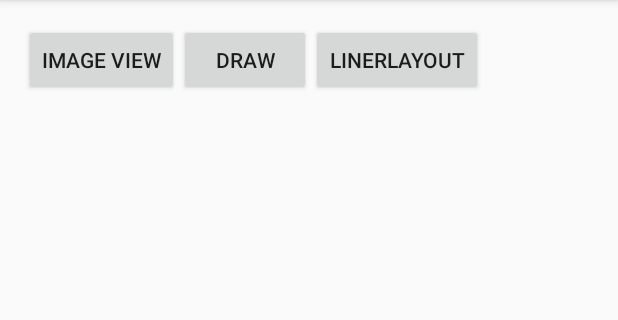
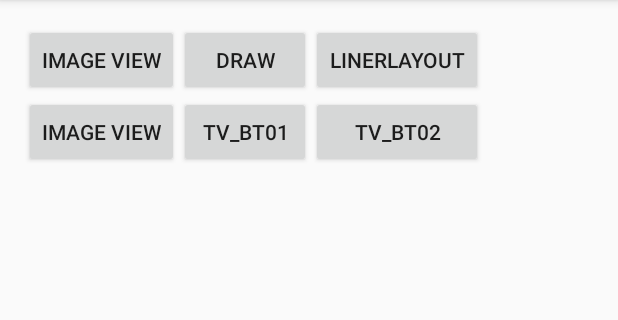
Before and after one commit to edenhub/CrazyAndroid, an Android app: the screen it shows after launch (MainActivity), on a phone screen of 412 x 824 dp, the part 84-404 px from its top. Run offline under Robolectric (Android 15) with nearby library versions, the light colour scheme and no system bars.

Commit message:
textview

```diff
--- a/app/src/main/java/example/adam/pri/crazyandroid/MainActivity.java
+++ b/app/src/main/java/example/adam/pri/crazyandroid/MainActivity.java
@@ -9,6 +9,8 @@ import android.view.View;
 import android.widget.Button;
 import android.widget.LinearLayout;
 import android.widget.RelativeLayout;
+import android.widget.TableLayout;
+import android.widget.TableRow;
 
 
 public class MainActivity extends ActionBarActivity {
@@ -21,7 +23,7 @@ public class MainActivity extends ActionBarActivity {
         super.onCreate(savedInstanceState);
         setContentView(R.layout.activity_main);
 
-        LinearLayout root = (LinearLayout)findViewById(R.id.main_layout_ch02_01);
+        TableRow root = (TableRow)findViewById(R.id.main_layout_ch02_01);
 
         ch02_imageView_bt = (Button) findViewById(R.id.ch02_imageView_bt);
 
@@ -53,6 +55,33 @@ public class MainActivity extends ActionBarActivity {
         });
         root.addView(ch02_linearlayout_bt);
 
+        Button ch02_framelayout_bt = (Button) findViewById(R.id.ch02_framelayout_bt);
+        ch02_framelayout_bt.setOnClickListener(new View.OnClickListener() {
+            @Override
+            public void onClick(View v) {
+                Intent intent = new Intent(MainActivity.this,ch02_framelayout_activity.class);
+                startActivity(intent);
+            }
+        });
+
+        Button ch02_textview_bt01 = (Button)findViewById(R.id.ch02_textview_bt01);
+        ch02_textview_bt01.setOnClickListener(new View.OnClickListener() {
+            @Override
+            public void onClick(View v) {
+                Intent intent = new Intent(MainActivity.this,ch02_textview01_activity.class);
+                startActivity(intent);
+            }
+        });
+
+        Button ch02_textview_bt02 = (Button)findViewById(R.id.ch02_textview_bt02);
+        ch02_textview_bt02.setOnClickListener(new View.OnClickListener() {
+            @Override
+            public void onClick(View v) {
+                Intent intent = new Intent(MainActivity.this,ch02_textview02_activity.class);
+                startActivity(intent);
+            }
+        });
+
     }
 
 
--- a/app/src/main/res/layout/activity_main.xml
+++ b/app/src/main/res/layout/activity_main.xml
@@ -10,11 +10,15 @@
     <!--<TextView android:text="@string/hello_world" android:layout_width="wrap_content"-->
         <!--android:layout_height="wrap_content" />-->
 
-    <LinearLayout
+    <TableLayout
         android:layout_width="fill_parent"
         android:layout_height="fill_parent"
-        android:id="@+id/main_layout_ch02_01"
+        android:id="@+id/main_layout_ch02"
         android:orientation="horizontal">
+       <TableRow
+           android:layout_width="fill_parent"
+           android:layout_height="wrap_content"
+           android:id="@+id/main_layout_ch02_01">
            <Button android:id="@+id/ch02_imageView_bt"
                android:text="image view"
                android:layout_width="wrap_content"
@@ -24,7 +28,37 @@
                android:text="draw"
                android:layout_width="wrap_content"
                android:layout_height="wrap_content"/>
-     </LinearLayout>
+       </TableRow>
+
+        <!--<TableRow-->
+            <!--android:layotu_width="fill_parent"-->
+            <!--android:layout_height="wrap_content"-->
+            <!--android:id="@+id/main_layout_ch02_02">-->
+            <!--<Button-->
+                <!--android:id="@+id/ch02_framelayout_bt"-->
+                <!--android:text="draw"-->
+                <!--android:layout_width="wrap_content"-->
+                <!--android:layout_height="wrap_content"/>-->
+            <!--</TableRow>-->
+
+        <TableRow
+            android:layout_width="fill_parent"
+            android:layout_height="wrap_content"
+            android:id="@+id/main_layout_ch02_02">
+            <Button android:id="@+id/ch02_framelayout_bt"
+                android:text="image view"
+                android:layout_width="wrap_content"
+                android:layout_height="wrap_content"/>
+            <Button android:id="@+id/ch02_textview_bt01"
+                android:text="tv_bt01"
+                android:layout_width="wrap_content"
+                android:layout_height="wrap_content"/>
+            <Button android:id="@+id/ch02_textview_bt02"
+                android:text="tv_bt02"
+                android:layout_width="wrap_content"
+                android:layout_height="wrap_content"/>
+        </TableRow>
+     </TableLayout>
 
 
 </LinearLayout>
--- a/app/src/main/res/values/strings.xml
+++ b/app/src/main/res/values/strings.xml
@@ -7,5 +7,7 @@
     <string name="title_activity_ch02_imageview_activity">ch02_imageview_activity</string>
     <string name="title_activity_ch02_drawview_activity">ch02_drawview_activity</string>
     <string name="title_activity_ch02_linerlayout_activity">ch02_linerlayout_activity</string>
+    <string name="title_activity_ch02_framelayout_activity">ch02_framelayout_activity</string>
+    <string name="title_activity_ch02_textview01_activity">ch02_textview01_activity</string>
 
 </resources>
```
Also changed, not shown: app/src/main/AndroidManifest.xml (+10 -0 lines). Lines whose indentation alone changed are shown as unchanged.
